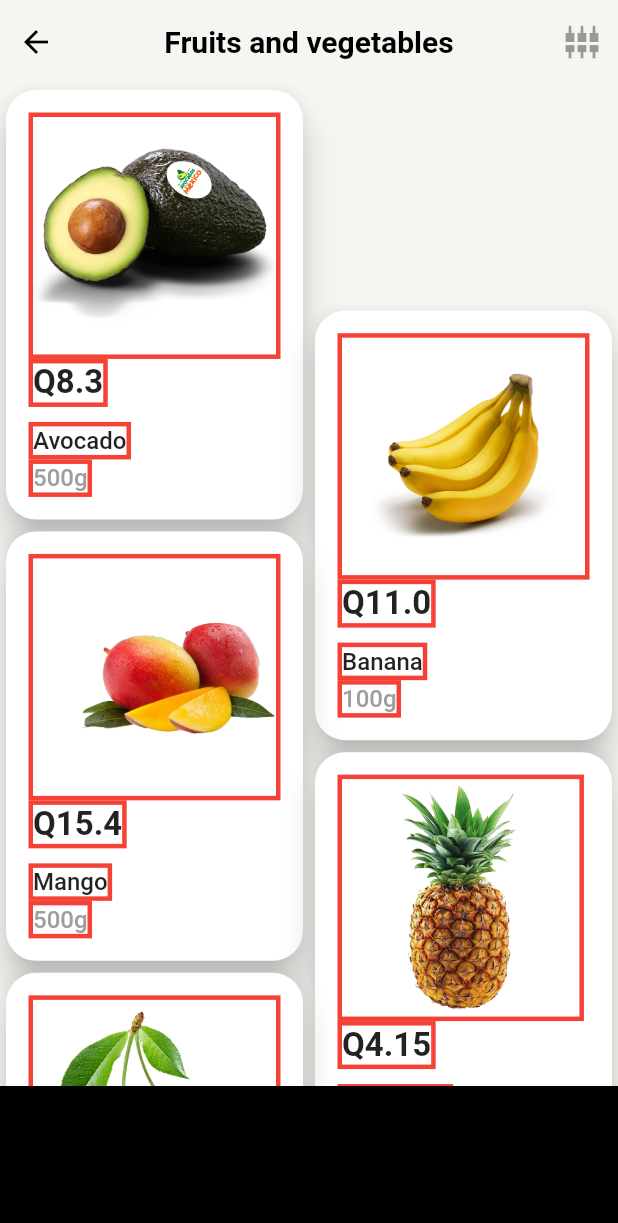
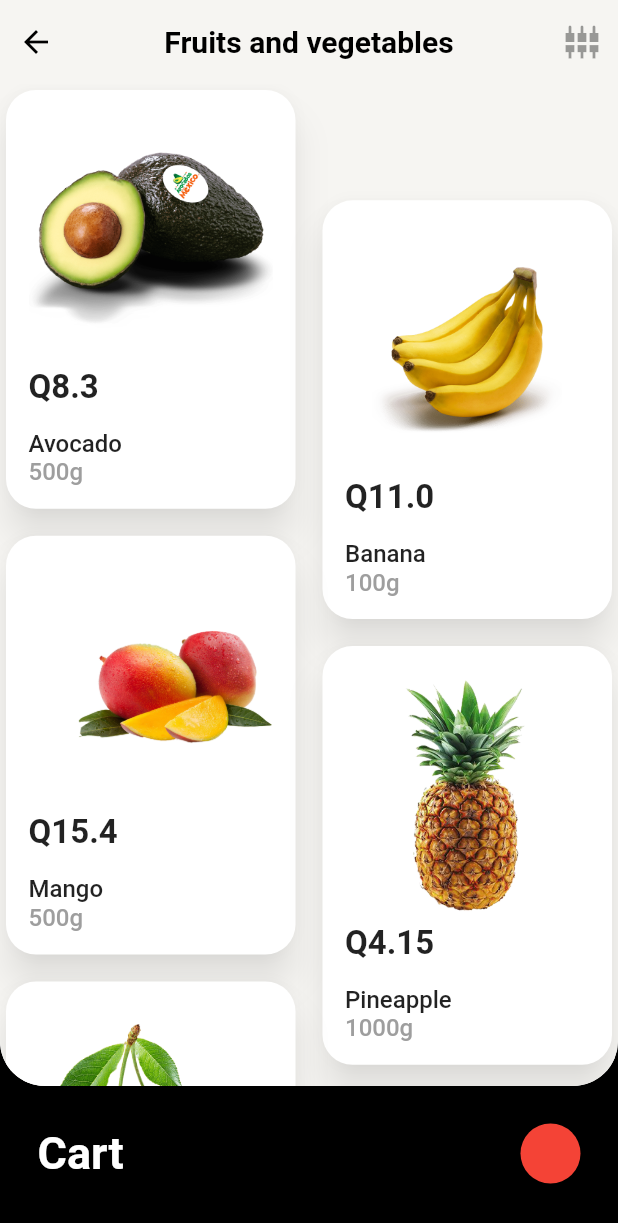
Before and after one commit to thevoidloop/grocery_store, a Flutter app: the screen it shows after launch, on a phone screen of 412 x 824 dp. Shown: the top 1223 px of the screen. Run offline on Flutter 3.47's test engine with Material 2 defaults, Android fonts, the phone set to English and light mode, and no system bars.

Commit message:
Se agrego pantalla de descripcion

```diff
--- a/lib/custom/staggered_dual_view_custom.dart
+++ b/lib/custom/staggered_dual_view_custom.dart
@@ -6,13 +6,15 @@ class StaggeredDualView extends StatelessWidget {
       required this.itemBuilder,
       required this.itemCount,
       this.spacing = 0.0,
-      this.aspectRation = 0.5})
+      this.aspectRation = 0.5,
+      this.offsetPercent = 0.5})
       : super(key: key);
 
   final IndexedWidgetBuilder itemBuilder;
   final int itemCount;
   final double spacing;
   final double aspectRation;
+  final double offsetPercent;
 
   @override
   Widget build(BuildContext context) {
@@ -36,7 +38,8 @@ class StaggeredDualView extends StatelessWidget {
                 mainAxisSpacing: spacing),
             itemBuilder: (context, index) {
               return Transform.translate(
-                offset: Offset(0.0, index.isOdd ? (itemHeight * 0.5) : 0.0),
+                offset: Offset(
+                    0.0, index.isOdd ? (itemHeight * offsetPercent) : 0.0),
                 child: itemBuilder(context, index),
               );
             }),
--- a/lib/screens/grocery_list_screen.dart
+++ b/lib/screens/grocery_list_screen.dart
@@ -1,5 +1,6 @@
 import 'package:flutter/material.dart';
 import 'package:grocery_store/data/grocery_provider.dart';
+import 'package:grocery_store/screens/grocery_details_screen.dart';
 import 'package:grocery_store/screens/home_screen.dart';
 
 import '../custom/staggered_dual_view_custom.dart';
@@ -15,52 +16,65 @@ class GroceryStoreList extends StatelessWidget {
       color: backgroundColor,
       padding: const EdgeInsets.only(top: cartBarHeight),
       child: StaggeredDualView(
+          spacing: 10,
           aspectRation: 0.7,
+          offsetPercent: 0.25,
           itemBuilder: (context, index) {
             final product = bloc!.catalog[index];
-            return Card(
+            return GestureDetector(
+              onTap: () {
+                Navigator.of(context).push(PageRouteBuilder(
+                  pageBuilder: (context, animation, __) {
+                    return FadeTransition(
+                        opacity: animation,
+                        child: GroceryDetails(product: product));
+                  },
+                ));
+              },
+              child: Card(
                 shape: RoundedRectangleBorder(
                     borderRadius: BorderRadius.circular(20)),
                 elevation: 10,
+                shadowColor: Colors.black45,
                 child: Padding(
                   padding: const EdgeInsets.all(15.0),
                   child: Column(
                     crossAxisAlignment: CrossAxisAlignment.start,
                     children: [
                       Expanded(
-                      child: Enmarcar(
+                        child: Hero(
+                          tag: 'list_${product.name}',
                           child: Image.asset(
                             product.image,
                             fit: BoxFit.contain,
-                      )),
                           ),
-                    Enmarcar(
-                        child: Text(
+                        ),
+                      ),
+                      Text(
                         'Q${product.price}',
                         textAlign: TextAlign.right,
                         style: const TextStyle(
                             fontWeight: FontWeight.bold, fontSize: 22),
-                    )),
+                      ),
                       const SizedBox(
-                      height: 10,
+                        height: 15,
                       ),
-                    Enmarcar(
-                        child: Text(
+                      Text(
                         product.name,
                         textAlign: TextAlign.right,
                         style: const TextStyle(
                             fontWeight: FontWeight.w500, fontSize: 16),
-                    )),
-                    Enmarcar(
-                        child: Text(
+                      ),
+                      Text(
                         product.weight,
                         textAlign: TextAlign.right,
                         style: const TextStyle(
                             fontWeight: FontWeight.w500,
                             fontSize: 16,
                             color: Colors.grey),
-                    ))
+                      )
                     ],
+                  ),
                 ),
               ),
             );
--- a/lib/screens/home_screen.dart
+++ b/lib/screens/home_screen.dart
@@ -28,7 +28,7 @@ class _HomeScreenState extends State<HomeScreen> {
 
   double _getTopForWhitePanel(GroceryState state, Size size) {
     if (state == GroceryState.normal) {
-      return -cartBarHeight;
+      return -cartBarHeight + kToolbarHeight;
     } else if (state == GroceryState.cart) {
       return -(size.height - kToolbarHeight - cartBarHeight / 2);
     }
@@ -37,9 +37,18 @@ class _HomeScreenState extends State<HomeScreen> {
 
   double _getTopForBlackPanel(GroceryState state, Size size) {
     if (state == GroceryState.normal) {
-      return (size.height - kToolbarHeight - cartBarHeight);
+      return (size.height - cartBarHeight);
     } else if (state == GroceryState.cart) {
       return cartBarHeight / 2;
+    }
+    return 0.0;
+  }
+
+  double _getTopForAppBar(GroceryState state) {
+    if (state == GroceryState.normal) {
+      return 0.0;
+    } else if (state == GroceryState.cart) {
+      return -cartBarHeight;
     }
     return 0.0;
   }
@@ -55,10 +64,7 @@ class _HomeScreenState extends State<HomeScreen> {
         builder: (context, _) {
           return Scaffold(
               backgroundColor: Colors.black,
-              body: Column(children: [
-                _AppBarGrocery(),
-                Expanded(
-                    child: Stack(
+              body: Stack(
                 children: [
                   AnimatedPositioned(
                       left: 0,
@@ -67,13 +73,16 @@ class _HomeScreenState extends State<HomeScreen> {
                       height: size.height - kToolbarHeight,
                       duration: _panelTransition,
                       curve: Curves.decelerate,
+                      child: ClipRRect(
+                        borderRadius: const BorderRadius.only(
+                            bottomLeft: Radius.circular(30),
+                            bottomRight: Radius.circular(30)),
                         child: Container(
                           decoration: const BoxDecoration(
                             color: Colors.white,
-                              borderRadius: BorderRadius.only(
-                                  bottomLeft: Radius.circular(30),
-                                  bottomRight: Radius.circular(30))),
+                          ),
                           child: const GroceryStoreList(),
+                        ),
                       )),
                   AnimatedPositioned(
                       left: 0,
@@ -84,10 +93,42 @@ class _HomeScreenState extends State<HomeScreen> {
                       curve: Curves.decelerate,
                       child: GestureDetector(
                           onVerticalDragUpdate: _onVerticalGesture,
-                            child: Container(color: Colors.black)))
+                          child: Container(
+                            color: Colors.black,
+                            child: Column(
+                              children: [
+                                Padding(
+                                  padding: const EdgeInsets.all(25.0),
+                                  child: Row(
+                                    children: const [
+                                      Text(
+                                        'Cart',
+                                        style: TextStyle(
+                                            fontWeight: FontWeight.bold,
+                                            color: Colors.white,
+                                            fontSize: 30),
+                                      ),
+                                      Spacer(),
+                                      CircleAvatar(
+                                        backgroundColor: Colors.red,
+                                      )
                                     ],
-                ))
-              ]));
+                                  ),
+                                ),
+                                const Spacer(),
+                                const Placeholder()
+                              ],
+                            ),
+                          ))),
+                  AnimatedPositioned(
+                      duration: _panelTransition,
+                      curve: Curves.decelerate,
+                      left: 0,
+                      right: 0,
+                      top: _getTopForAppBar(block.groceryState),
+                      child: _AppBarGrocery()),
+                ],
+              ));
         },
       ),
     );
```
Also changed, not shown: lib/screens/grocery_details_screen.dart (added, +121 -0 lines). Lines whose indentation alone changed are shown as unchanged.
